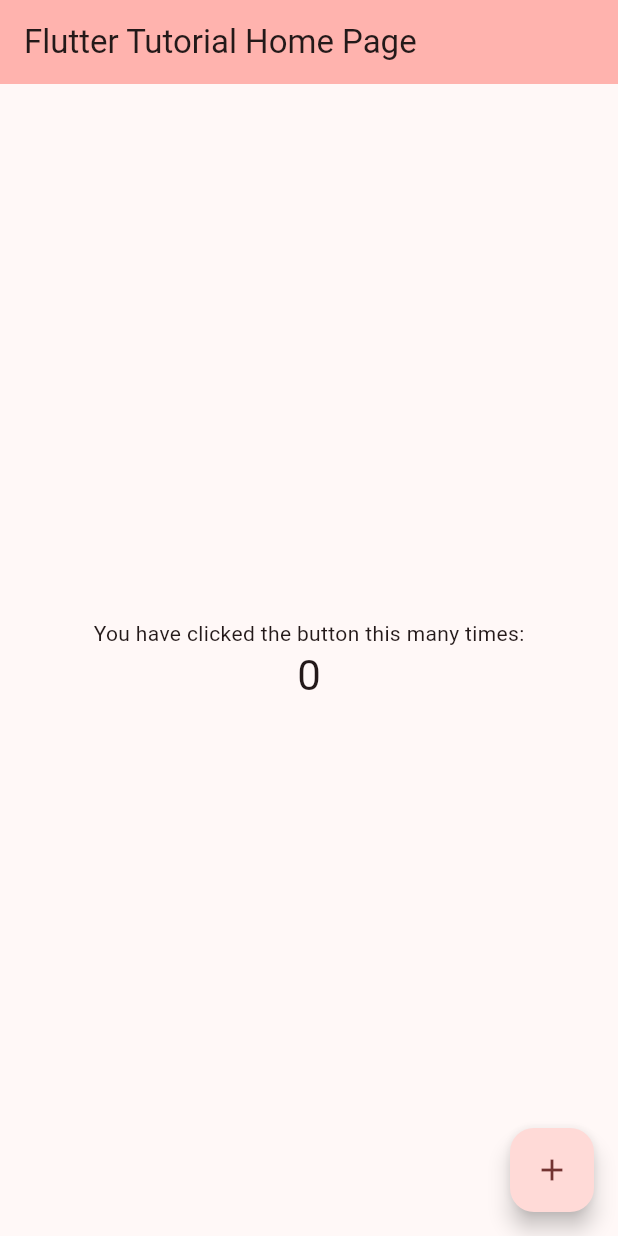
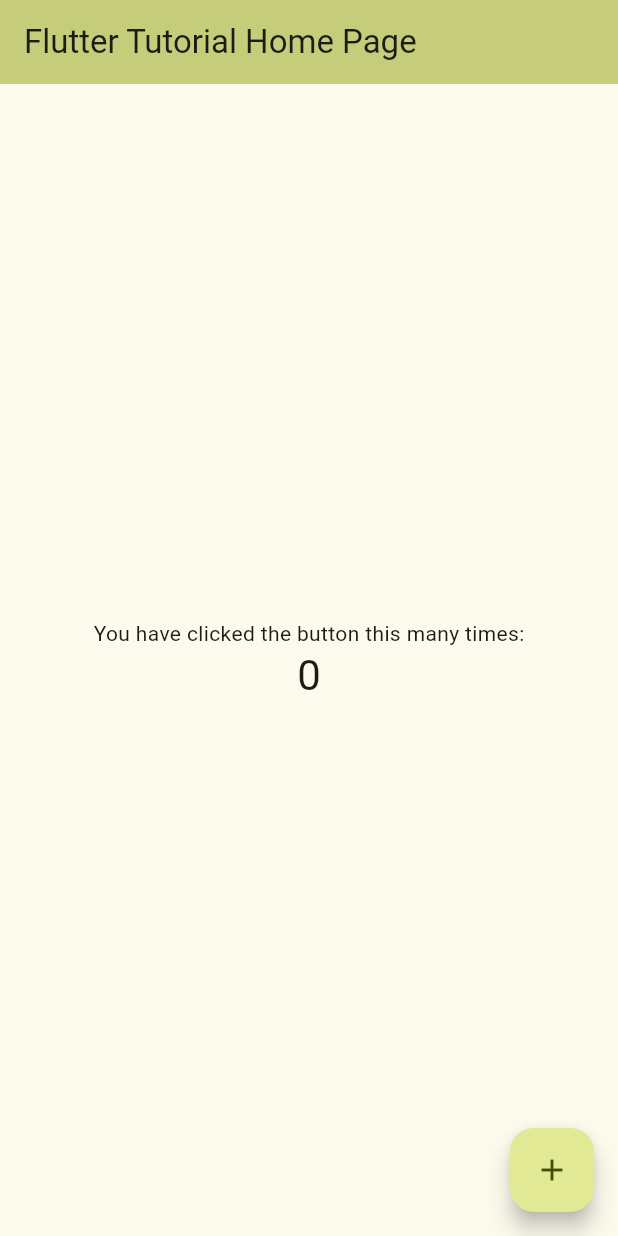
Before and after one commit to hummingengineer/flutter_study, a Flutter app: the screen it shows after launch, on a phone screen of 412 x 824 dp. Run offline on Flutter 3.47's test engine with Material 3 defaults, Android fonts, the phone set to English and light mode, and no system bars.

Commit message:
feat: Update colorScheme

```diff
--- a/lib/main.dart
+++ b/lib/main.dart
@@ -28,7 +28,7 @@ class MyApp extends StatelessWidget {
         //
         // This works for code too, not just values: Most code changes can be
         // tested with just a hot reload.
-        colorScheme: ColorScheme.fromSeed(seedColor: Colors.redAccent),
+        colorScheme: ColorScheme.fromSeed(seedColor: Colors.lime),
         useMaterial3: true,
       ),
       home: const MyHomePage(title: 'Flutter Tutorial Home Page'),
```
